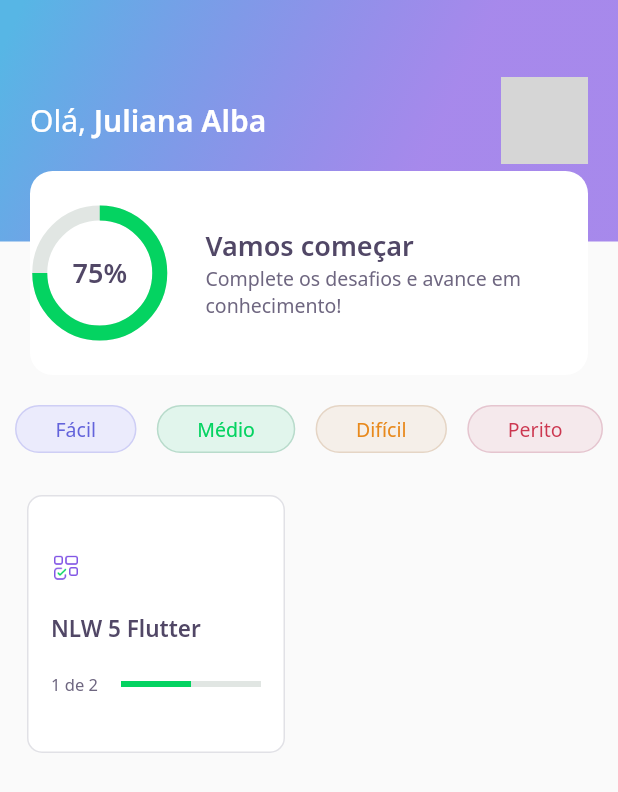
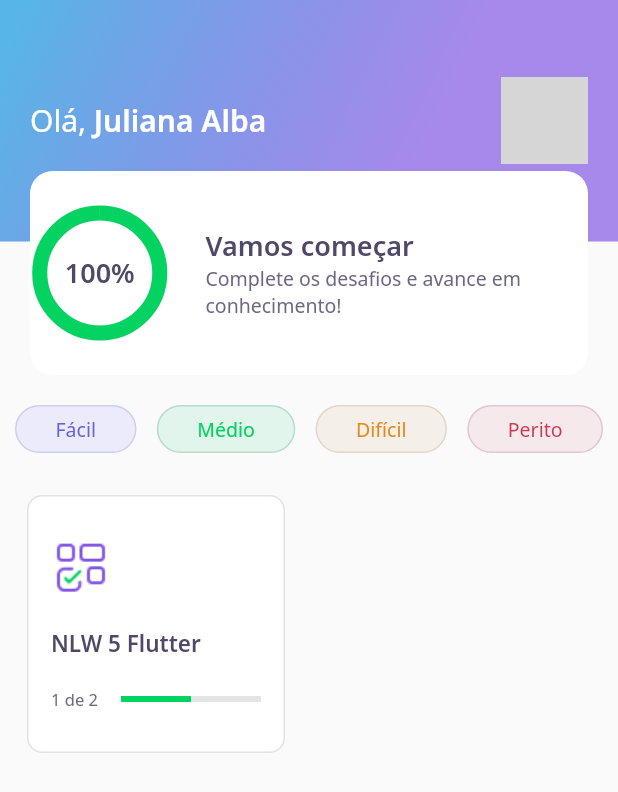
Before and after one commit to JulianaAlba/DevQuizz-NLW5RocketSeat, a Flutter app: the screen it shows after launch, on a phone screen of 412 x 824 dp. Shown: the top 792 px of the screen. Run offline on Flutter 3.47's test engine with Material 2 defaults, Android fonts, the phone set to English and light mode, and no system bars; our stand-ins replace google_fonts, share_plus; accounts and stored records are empty; network calls fail; grey boxes are pictures that could not be loaded.

Commit message:
Criado animação no score da home_page #FinishAula5 #StopNLW5

```diff
--- a/assets/database/user.json
+++ b/assets/database/user.json
@@ -1,6 +1,6 @@
 
 {
   "name": "Juliana Alba",
-  "score": 80,
+  "score": 100,
   "photoUrl": "https://avatars.githubusercontent.com/u/12674919?v=4"
 }
--- a/lib/home/widgets/appbar/app_bar_widget.dart
+++ b/lib/home/widgets/appbar/app_bar_widget.dart
@@ -70,7 +70,7 @@ class AppBarWidget extends PreferredSize{
 
               Align(
                 alignment: Alignment(0.0,1.0),
-                child: ScoreCardWidget(),
+                child: ScoreCardWidget(percent: user.score/100,),
               )
 
 
--- a/lib/home/widgets/chart/chart_widget.dart
+++ b/lib/home/widgets/chart/chart_widget.dart
@@ -1,40 +1,67 @@
-import 'package:devquiz/core/app_colors.dart';
-import 'package:devquiz/core/app_text_styles.dart';
 import 'package:flutter/material.dart';
+import 'package:devquiz/core/core.dart';
 
-// IMAGEM DO GRÁFICO
+//IMAGEM DO GRÁFICO %
 
-class ChartWidget extends StatelessWidget {
+class ChartWidget extends StatefulWidget {
+  final double percent;
+  const ChartWidget({Key? key, required this.percent}) : super(key: key);
+
+  @override
+  _ChartWidgetState createState() => _ChartWidgetState();
+}
+
+class _ChartWidgetState extends State<ChartWidget>
+    with SingleTickerProviderStateMixin {
+  late AnimationController _controller;
+  late Animation<double> _animation;
+
+  void initAnimation() {
+    _controller =
+        AnimationController(vsync: this, duration: Duration(seconds: 5));
+    _animation =
+        Tween<double>(begin: 0.0, end: widget.percent).animate(_controller);
+    _controller.forward();
+  }
+
+  @override
+  void initState() {
+    initAnimation();
+    super.initState();
+  }
+
+
   @override
   Widget build(BuildContext context) {
     return Container(
       height: 80,
       width: 80,
 
-      child: Stack(
+      child: AnimatedBuilder(
+        animation: _animation,
+
+        builder: (context, _) => Stack(
           children: [
-
             Center(
               child: Container(
                 height: 80,
                 width: 80,
 
-              // Configuração do gráfico
                 child: CircularProgressIndicator(
                   strokeWidth: 10,
-                value: 0.75,
-
-                //Cor definina na classe 'app_colors'
+                  //PEGANDO PORCENTAGEM ATRAVÉS DA FUNÇÃO DE ANIMAÇÃO
+                  value: _animation.value,
                   backgroundColor: AppColors.chartSecondary,
-                //Cor definina na classe 'app_colors'
-                valueColor: AlwaysStoppedAnimation<Color>(AppColors.chartPrimary),
-
+                  valueColor:
+                  AlwaysStoppedAnimation<Color>(AppColors.chartPrimary),
                 ),
               ),
             ),
 
+
             Center(
-            child: Text("75%",
+              child: Text(
+                "${(_animation.value * 100).toInt()}%",
                 style: AppTextStyles.heading,
               ),
             ),
@@ -43,7 +70,9 @@ class ChartWidget extends StatelessWidget {
           ],
         ),
 
+      ),
 
     );
   }
+
 }
--- a/lib/home/widgets/quiz_card/quiz_card_widget.dart
+++ b/lib/home/widgets/quiz_card/quiz_card_widget.dart
@@ -48,8 +48,8 @@ class QuizCardWidget extends StatelessWidget {
 
               //Primeiro item quadrado branco
               Container(
-                height: 20,
-                width: 20,
+                height: 40,
+                width: 40,
                 //color: AppColors.red,
                 child: Image.asset(AppImages.blocks),
               ),
--- a/lib/home/widgets/score_card/score_card_widget.dart
+++ b/lib/home/widgets/score_card/score_card_widget.dart
@@ -6,6 +6,8 @@ import 'package:flutter/material.dart';
 // CLASSE DO CARD BRANCO QUE FICA EM CIMA E CHAMA A CLASSE COM O GRÁFICO CHARBAR
 
 class ScoreCardWidget extends StatelessWidget {
+  final double percent;
+  const ScoreCardWidget({Key? key, required this.percent}) : super(key: key);
 
   @override
   Widget build(BuildContext context) {
@@ -31,7 +33,7 @@ class ScoreCardWidget extends StatelessWidget {
                   flex: 1,
 
                   //Chamando a classe char_widget = imagem do gráfico %
-                  child: ChartWidget(),
+                  child: ChartWidget(percent: percent,),
                 ),
 
 
```
Lines whose indentation alone changed are shown as unchanged.
